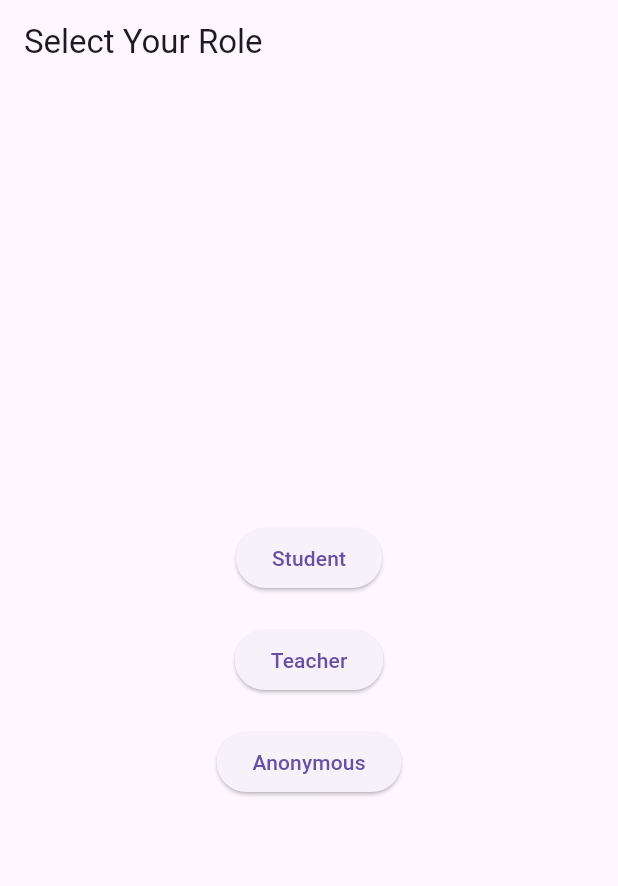
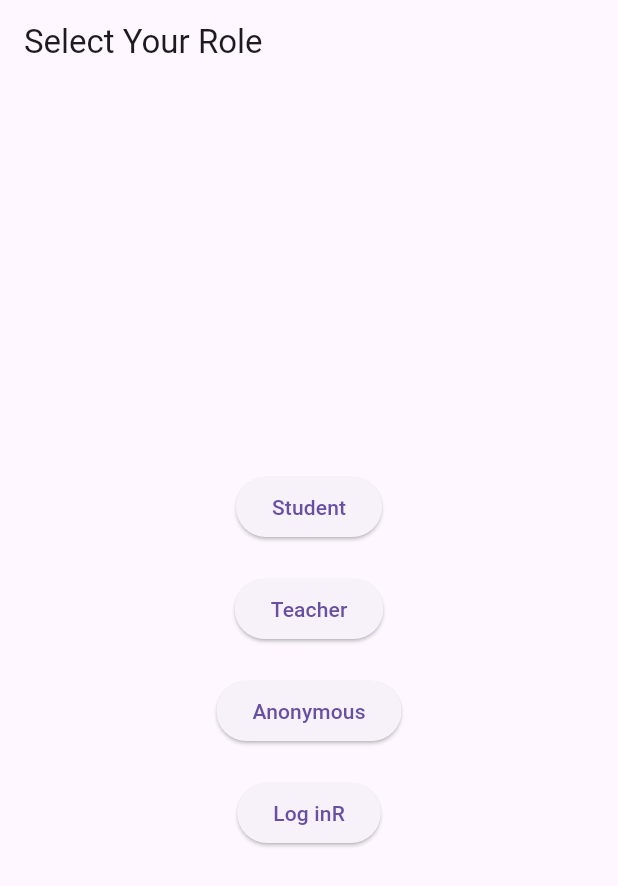
Before and after one commit to chatmethar-comp/within3week, a Flutter app: the screen it shows after launch, on a phone screen of 412 x 824 dp. Shown: the top 886 px of the screen. Run offline on Flutter 3.47's test engine with Material 3 defaults, Android fonts, the phone set to English and light mode, and no system bars; our stand-ins replace table_calendar.

Commit message:
add login button

```diff
--- a/lib/main.dart
+++ b/lib/main.dart
@@ -56,6 +56,14 @@ class HomePage extends StatelessWidget {
               },
               child: Text('Anonymous'),
             ),
+            SizedBox(height: 20),
+
+            ElevatedButton(
+              onPressed: () {
+                Navigator.pushReplacementNamed(context, '/login');
+              },
+              child: Text('Log inR'),
+            ),
           ],
         ),
       ),
```
